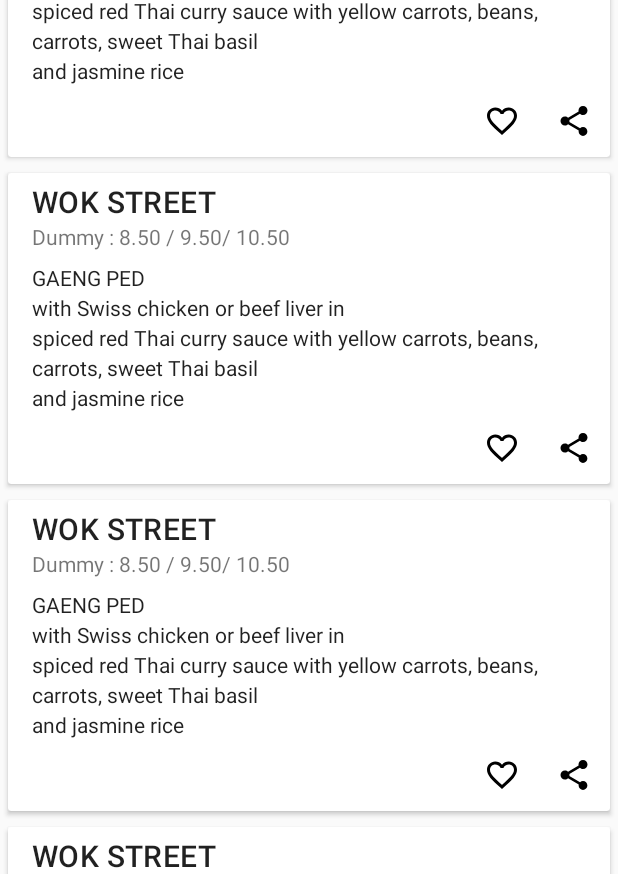
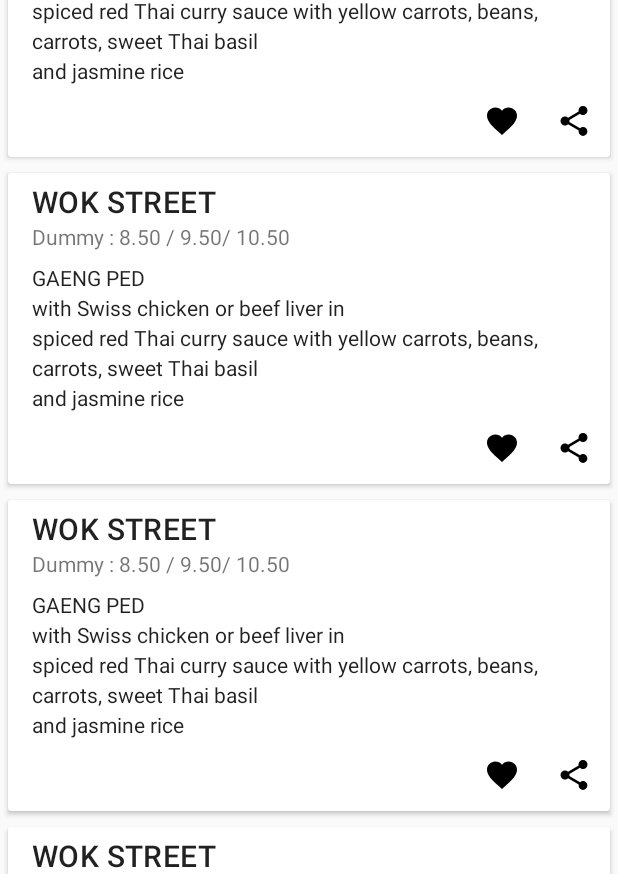
Before and after one commit to renezurbruegg/zhmensa, an Android app: the screen it shows after launch (MainActivity), on a phone screen of 412 x 824 dp. Shown: the part 246-1120 px from the top of the screen. Run offline under Robolectric (Android 15) with nearby library versions, the phone set to English and light mode, and no system bars.

Commit message:
implemented favorite button

```diff
--- a/app/src/main/java/com/mensa/zhmensa/component/MenuViewHolder.java
+++ b/app/src/main/java/com/mensa/zhmensa/component/MenuViewHolder.java
@@ -1,6 +1,7 @@
 package com.mensa.zhmensa.component;
 
 import android.view.View;
+import android.widget.ImageButton;
 import android.widget.TextView;
 
 import androidx.annotation.NonNull;
@@ -25,10 +26,20 @@ public class MenuViewHolder extends RecyclerView.ViewHolder {
      * @param viewHolder to view to bind to menu to
      * @param menu to menu
      */
-    public static void bind(MenuViewHolder viewHolder, IMenu menu) {
+    public static void bind(MenuViewHolder viewHolder, final IMenu menu) {
         ((TextView) viewHolder.itemView.findViewById(R.id.card_title)).setText(menu.getName());
         ((TextView) viewHolder.itemView.findViewById(R.id.price_text)).setText(menu.getPrices());
         ((TextView) viewHolder.itemView.findViewById(R.id.card_content)).setText(menu.getDescription());
 
+        final ImageButton favBtn = (ImageButton)viewHolder.itemView.findViewById(R.id.bookmark_button);
+        favBtn.setImageResource( menu.isFavorite() ? R.drawable.ic_favorite_black_24dp : R.drawable.ic_favorite_border_black_24dp);
+
+        favBtn.setOnClickListener(new View.OnClickListener() {
+            @Override
+            public void onClick(View view) {
+                menu.setFavorite(!menu.isFavorite());
+                favBtn.setImageResource( menu.isFavorite() ? R.drawable.ic_favorite_black_24dp : R.drawable.ic_favorite_border_black_24dp);
+            }
+        });
     }
 }
--- a/app/src/main/java/com/mensa/zhmensa/models/FavoriteMenu.java
+++ b/app/src/main/java/com/mensa/zhmensa/models/FavoriteMenu.java
@@ -28,4 +28,14 @@ public class FavoriteMenu implements IMenu {
     public String getAllergene() {
         return menu.getAllergene();
     }
+
+    @Override
+    public boolean isFavorite() {
+        return true;
+    }
+
+    @Override
+    public void setFavorite(boolean isFavorite) {
+        // Do nothing
+    }
 }
--- a/app/src/main/java/com/mensa/zhmensa/models/IMenu.java
+++ b/app/src/main/java/com/mensa/zhmensa/models/IMenu.java
@@ -10,4 +10,7 @@ public interface IMenu {
 
     public String getAllergene();
 
+    public boolean isFavorite();
+
+    public void setFavorite(boolean isFavorite);
 }
--- a/app/src/main/res/layout/menu_card.xml
+++ b/app/src/main/res/layout/menu_card.xml
@@ -88,18 +88,20 @@
                 android:id="@+id/bookmark_button"
                 android:layout_width="wrap_content"
                 android:layout_height="wrap_content"
-                android:background="#00FFFFFF"
                 android:padding="12dp"
                 app:srcCompat="@drawable/ic_favorite_border_black_24dp"
                 app:layout_constraintTop_toTopOf="@+id/share_button"
+                android:background="?attr/selectableItemBackgroundBorderless"
                 app:layout_constraintEnd_toStartOf="@+id/share_button" />
 
             <ImageButton
                 android:id="@+id/share_button"
                 android:layout_width="wrap_content"
                 android:layout_height="wrap_content"
-                android:background="#00FFFFFF"
+                android:background="?attr/selectableItemBackgroundBorderless"
                 android:padding="12dp"
+                android:actionProviderClass="android.widget.ShareActionProvider"
+
                 app:srcCompat="@drawable/ic_share_black_24dp"
                 app:layout_constraintTop_toBottomOf="@+id/card_content"
                 app:layout_constraintEnd_toEndOf="parent"
```
Also changed, not shown: app/src/main/java/com/mensa/zhmensa/models/Menu.java (+12 -0 lines).
